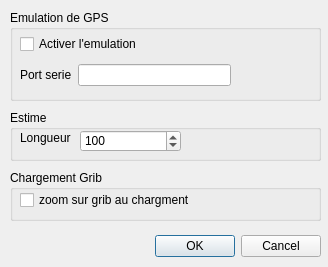
Above: src/paramVLM.ui from nohal/qtVlm before the change. Below: the same form after it.
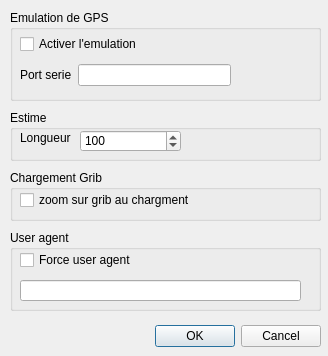
That is the form after the change. Icons and pictures are not drawn.

Commit message: user agent used by qtVlm can be changed by a settings adding a dialog to setup the opponets drawn for each race

Patch:
```diff
--- a/src/paramVLM.ui
+++ b/src/paramVLM.ui
@@ -7,7 +7,7 @@
     <x>0</x>
     <y>0</y>
     <width>328</width>
-    <height>267</height>
+    <height>356</height>
    </rect>
   </property>
   <property name="windowTitle">
@@ -21,7 +21,7 @@
    <property name="geometry">
     <rect>
      <x>10</x>
-     <y>230</y>
+     <y>320</y>
      <width>311</width>
      <height>32</height>
     </rect>
@@ -153,6 +153,42 @@
     </property>
    </widget>
   </widget>
+  <widget class="QGroupBox" name="groupBox_4">
+   <property name="geometry">
+    <rect>
+     <x>10</x>
+     <y>230</y>
+     <width>311</width>
+     <height>81</height>
+    </rect>
+   </property>
+   <property name="title">
+    <string>User agent</string>
+   </property>
+   <widget class="QCheckBox" name="chk_forceUserAgent">
+    <property name="geometry">
+     <rect>
+      <x>10</x>
+      <y>20</y>
+      <width>191</width>
+      <height>20</height>
+     </rect>
+    </property>
+    <property name="text">
+     <string>Force user agent</string>
+    </property>
+   </widget>
+   <widget class="QLineEdit" name="userAgent">
+    <property name="geometry">
+     <rect>
+      <x>10</x>
+      <y>50</y>
+      <width>281</width>
+      <height>21</height>
+     </rect>
+    </property>
+   </widget>
+  </widget>
  </widget>
  <resources/>
  <connections>
```
Left out of the diff: 23 changed lines with no effect on the pictures. The commit also changes 21 other files.
